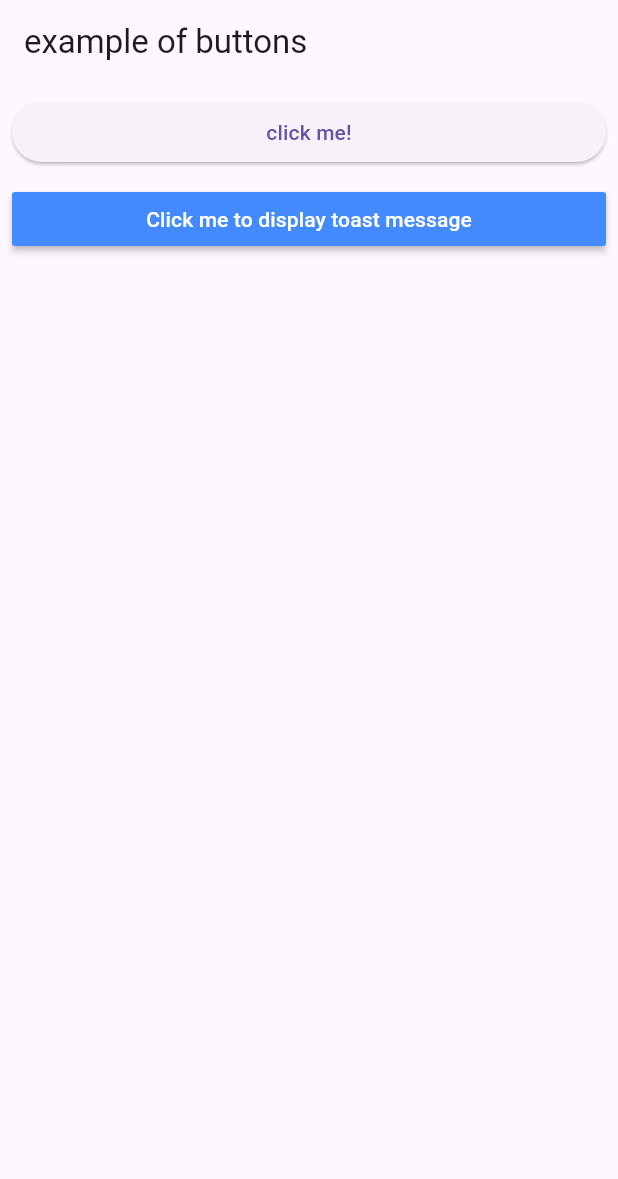
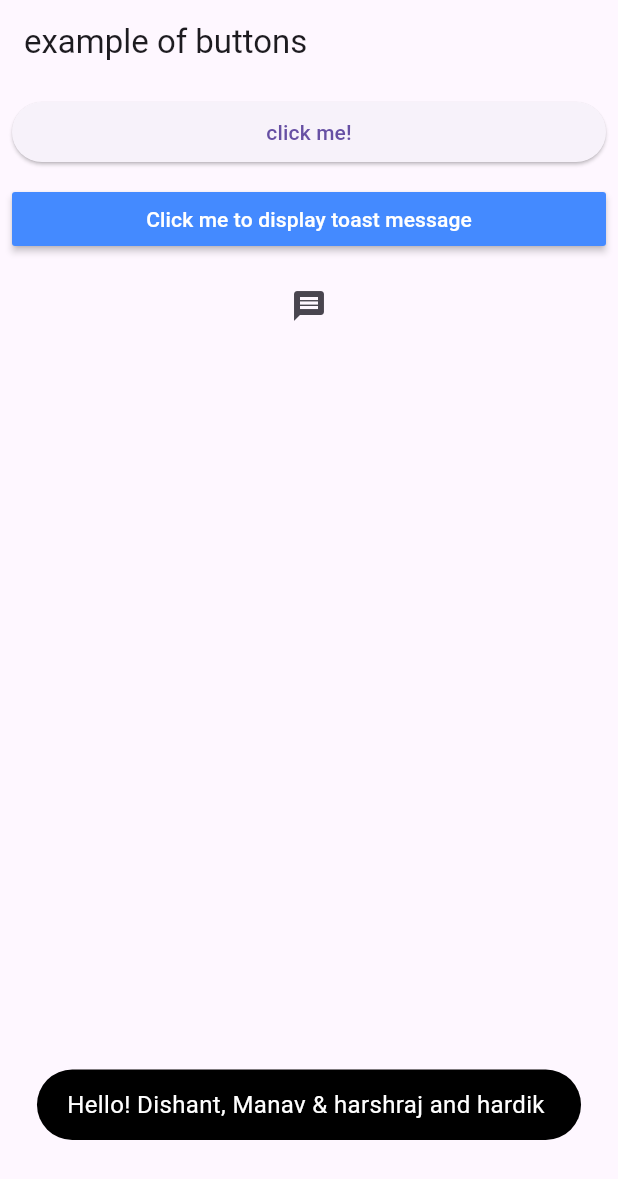
Before and after one commit to theeasylearn/flutter12_basic_of_flutter, a Flutter app: the screen it shows after launch, after a tap on "Click me to display toast message", on a phone screen of 412 x 824 dp. Shown: the top 1179 px of the screen. Run offline on Flutter 3.47's test engine with Material 3 defaults, Android fonts, the phone set to English and light mode, and no system bars; our stand-ins replace flutter_svg, fluttertoast.

Commit message:
Merge remote-tracking branch 'origin/master'
# Conflicts:
#	lib/gridview_example_1.dart

```diff
--- a/lib/button_demo.dart
+++ b/lib/button_demo.dart
@@ -1,5 +1,5 @@
 import 'package:flutter/material.dart';
-
+import 'package:fluttertoast/fluttertoast.dart';
 class ButtonDemo extends StatelessWidget {
   int count = 0; //instance variable
   @override
@@ -25,10 +25,23 @@ class ButtonDemo extends StatelessWidget {
                 textColor: Colors.white,
                 color: Colors.blueAccent,
                 onPressed: (){
-                  //display toast message
+                  Fluttertoast.showToast(
+                    msg: "Hello! Dishant, Manav & harshraj and hardik ",
+                    toastLength: Toast.LENGTH_LONG,    // or Toast.LENGTH_LONG
+                    gravity: ToastGravity.BOTTOM,       // BOTTOM, CENTER, TOP
+                    timeInSecForIosWeb: 3,
+                    backgroundColor: Colors.black,
+                    textColor: Colors.white,
+                    fontSize: 16.0,
+                    webShowClose: true,                 // useful for web
+                  );
                 },
                 child: Text("Click me to display toast message"),
-              )
+              ),
+              SizedBox(height: 10,),
+              IconButton(onPressed: () {
+
+              }, icon: Icon(Icons.message)),
             ],
         ),
       ),
--- a/pubspec.yaml
+++ b/pubspec.yaml
@@ -36,7 +36,7 @@ dependencies:
   # Use with the CupertinoIcons class for iOS style icons.
   cupertino_icons: ^1.0.8
   flutter_svg: ^2.1.0
-  fluttertoast: ^9.0.0
+  fluttertoast: ^8.2.14
 
 dev_dependencies:
   flutter_test:
```
Also changed, not shown: pubspec.lock.
